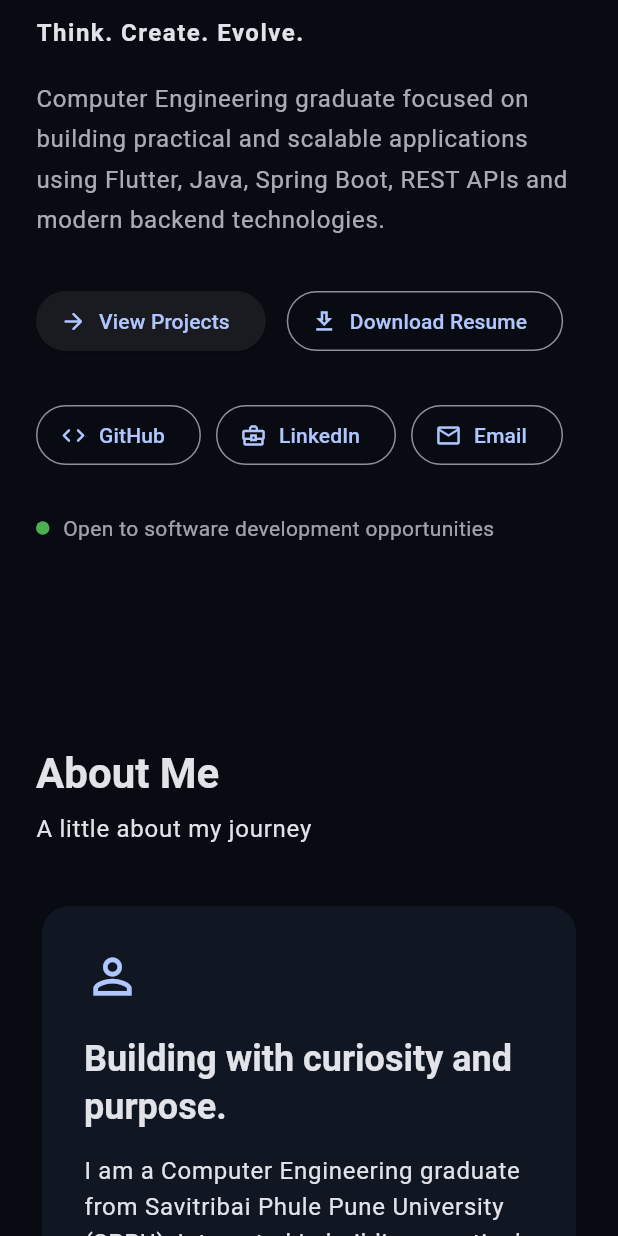
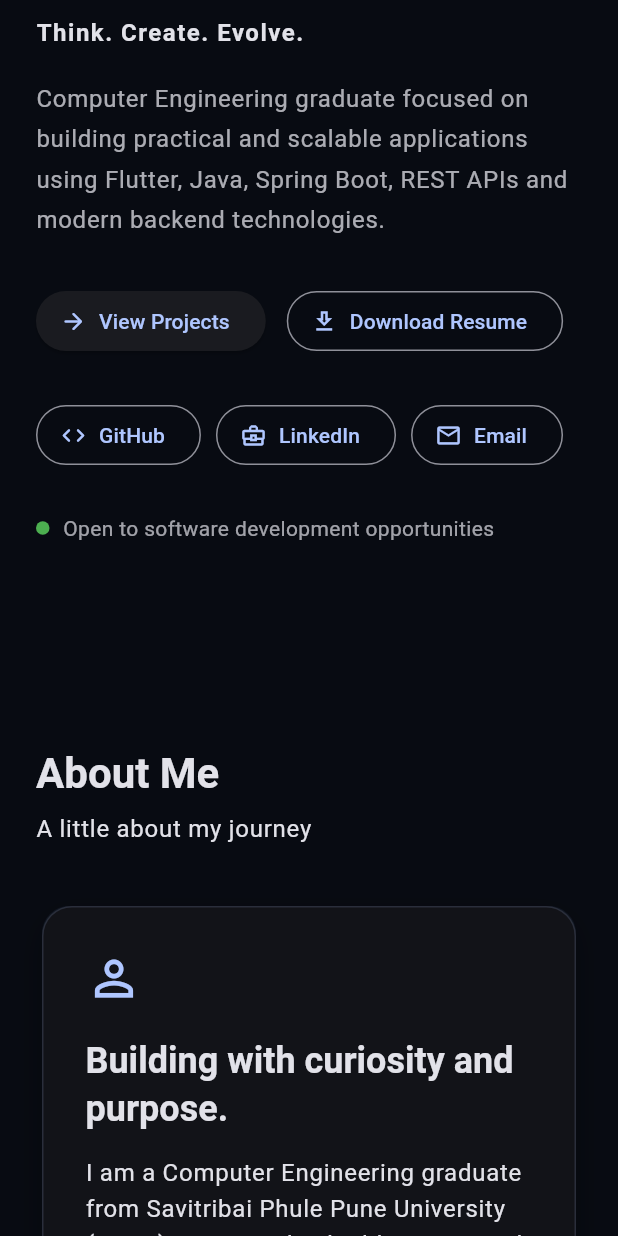
Before and after one commit to Ashish956175/flutter-java-developer-portfolio, a Flutter app: the screen it shows after launch, scrolled down 576 dp, after a tap on "GitHub", on a phone screen of 412 x 824 dp. Run offline on Flutter 3.47's test engine with Material 3 defaults, Android fonts, the phone set to English and light mode, and no system bars.

Commit message:
feat: add reusable floating card interactions

```diff
--- a/lib/sections/about_section.dart
+++ b/lib/sections/about_section.dart
@@ -1,4 +1,6 @@
 import 'package:flutter/material.dart';
+
+import '../widgets/floating_card.dart';
 
 class AboutSection extends StatelessWidget {
   const AboutSection({super.key});
@@ -63,7 +65,7 @@ class AboutSection extends StatelessWidget {
 
   Widget _introCard(BuildContext context) {
     return Card(
-      child: Padding(
+      child: FloatingCard(
         padding: const EdgeInsets.all(28),
         child: Column(
           crossAxisAlignment: CrossAxisAlignment.start,
@@ -114,7 +116,7 @@ class AboutSection extends StatelessWidget {
 
   Widget _educationCard(BuildContext context) {
     return Card(
-      child: Padding(
+      child: FloatingCard(
         padding: const EdgeInsets.all(28),
         child: Column(
           crossAxisAlignment: CrossAxisAlignment.start,
--- a/lib/sections/certifications_section.dart
+++ b/lib/sections/certifications_section.dart
@@ -1,3 +1,4 @@
+import 'package:ashish_portfolio/widgets/floating_card.dart';
 import 'package:flutter/material.dart';
 
 class CertificationsSection extends StatelessWidget {
@@ -80,19 +81,20 @@ class CertificationsSection extends StatelessWidget {
 
               LayoutBuilder(
                 builder: (context, constraints) {
-                  final isMobile = constraints.maxWidth < 700;
+
 
                   return GridView.builder(
                     shrinkWrap: true,
                     physics:
                     const NeverScrollableScrollPhysics(),
                     itemCount: certifications.length,
-                    gridDelegate:
-                    SliverGridDelegateWithFixedCrossAxisCount(
-                      crossAxisCount: isMobile ? 1 : 2,
-                      crossAxisSpacing: 22,
-                      mainAxisSpacing: 22,
-                      childAspectRatio: isMobile ? 1.35 : 1.45,
+                    gridDelegate: SliverGridDelegateWithFixedCrossAxisCount(
+                      crossAxisCount: constraints.maxWidth < 700 ? 1 : 2,
+                      crossAxisSpacing: 20,
+                      mainAxisSpacing: 20,
+                      mainAxisExtent: constraints.maxWidth < 600
+                          ? 260
+                          : 230,
                     ),
                     itemBuilder: (context, index) {
                       return _CertificationCard(
@@ -134,46 +136,9 @@ class _CertificationCardState
     final theme = Theme.of(context);
     final primary = theme.colorScheme.primary;
 
-    return MouseRegion(
-      cursor: SystemMouseCursors.basic,
-      onEnter: (_) {
-        setState(() {
-          isHovered = true;
-        });
-      },
-      onExit: (_) {
-        setState(() {
-          isHovered = false;
-        });
-      },
-      child: AnimatedContainer(
-        duration: const Duration(milliseconds: 220),
-        curve: Curves.easeOut,
-        transform: Matrix4.translationValues(
-          0,
-          isHovered ? -5 : 0,
-          0,
-        ),
-        padding: const EdgeInsets.all(24),
-        decoration: BoxDecoration(
-          color: theme.cardColor,
-          borderRadius: BorderRadius.circular(20),
-          border: Border.all(
-            color: isHovered
-                ? primary.withValues(alpha: 0.40)
-                : primary.withValues(alpha: 0.12),
-          ),
-          boxShadow: isHovered
-              ? [
-            BoxShadow(
-              color: primary.withValues(alpha: 0.10),
-              blurRadius: 22,
-              offset: const Offset(0, 8),
-            ),
-          ]
-              : [],
-        ),
-        child: Column(
+    return FloatingCard(
+      padding: const EdgeInsets.all(20),
+      child: Column(
           crossAxisAlignment: CrossAxisAlignment.start,
           children: [
             Row(
@@ -272,7 +237,6 @@ class _CertificationCardState
             ),
           ],
         ),
-      ),
-    );
+      );
   }
 }
--- a/lib/sections/experience_section.dart
+++ b/lib/sections/experience_section.dart
@@ -1,3 +1,4 @@
+import 'package:ashish_portfolio/widgets/floating_card.dart';
 import 'package:flutter/material.dart';
 
 class ExperienceSection extends StatelessWidget {
@@ -63,53 +64,8 @@ class _ExperienceCardState extends State<_ExperienceCard> {
     final theme = Theme.of(context);
     final primaryColor = theme.colorScheme.primary;
 
-    return MouseRegion(
-      cursor: SystemMouseCursors.basic,
-
-      onEnter: (_) {
-        setState(() {
-          isHovered = true;
-        });
-      },
-
-      onExit: (_) {
-        setState(() {
-          isHovered = false;
-        });
-      },
-
-      child: AnimatedContainer(
-        duration: const Duration(milliseconds: 220),
-
-        transform: Matrix4.translationValues(
-          0,
-          isHovered ? -4 : 0,
-          0,
-        ),
-
+    return FloatingCard(
         padding: const EdgeInsets.all(28),
-
-        decoration: BoxDecoration(
-          color: theme.cardColor,
-          borderRadius: BorderRadius.circular(20),
-
-          border: Border.all(
-            color: isHovered
-                ? primaryColor.withValues(alpha: 0.4)
-                : primaryColor.withValues(alpha: 0.12),
-          ),
-
-          boxShadow: isHovered
-              ? [
-            BoxShadow(
-              blurRadius: 24,
-              spreadRadius: 1,
-              color: primaryColor.withValues(alpha: 0.10),
-            ),
-          ]
-              : [],
-        ),
-
         child: Column(
           crossAxisAlignment: CrossAxisAlignment.start,
           children: [
@@ -203,8 +159,7 @@ class _ExperienceCardState extends State<_ExperienceCard> {
             ),
           ],
         ),
-      ),
-    );
+      );
   }
 }
 
--- a/lib/sections/projects_section.dart
+++ b/lib/sections/projects_section.dart
@@ -1,3 +1,4 @@
+import 'package:ashish_portfolio/widgets/floating_card.dart';
 import 'package:flutter/material.dart';
 import 'package:url_launcher/url_launcher.dart';
 
@@ -201,15 +202,15 @@ class ProjectsSection extends StatelessWidget {
 
                   return GridView.builder(
                     shrinkWrap: true,
-                    physics:
-                    const NeverScrollableScrollPhysics(),
+                    physics: const NeverScrollableScrollPhysics(),
                     itemCount: projects.length,
-                    gridDelegate:
-                    SliverGridDelegateWithFixedCrossAxisCount(
+                    gridDelegate: SliverGridDelegateWithFixedCrossAxisCount(
                       crossAxisCount: columns,
                       crossAxisSpacing: 22,
                       mainAxisSpacing: 22,
-                      childAspectRatio: 1.15,
+                      mainAxisExtent: constraints.maxWidth < 600
+                          ? 430
+                          : 380,
                     ),
                     itemBuilder: (context, index) {
                       return _ProjectCard(
@@ -258,53 +259,9 @@ class _ProjectCardState extends State<_ProjectCard> {
 
     final bool hasGithub = githubUrl.isNotEmpty;
 
-    return MouseRegion(
-      cursor: SystemMouseCursors.basic,
-      onEnter: (_) {
-        setState(() {
-          isHovered = true;
-        });
-      },
-      onExit: (_) {
-        setState(() {
-          isHovered = false;
-        });
-      },
-      child: AnimatedContainer(
-        duration: const Duration(milliseconds: 220),
-        curve: Curves.easeOut,
-
-        transform: Matrix4.translationValues(
-          0,
-          isHovered ? -6 : 0,
-          0,
-        ),
-
-        padding: const EdgeInsets.all(24),
-
-        decoration: BoxDecoration(
-          color: theme.cardColor,
-          borderRadius: BorderRadius.circular(20),
-
-          border: Border.all(
-            color: isHovered
-                ? primaryColor.withValues(alpha: 0.45)
-                : primaryColor.withValues(alpha: 0.12),
-          ),
-
-          boxShadow: isHovered
-              ? [
-            BoxShadow(
-              blurRadius: 25,
-              spreadRadius: 1,
-              color: primaryColor.withValues(alpha: 0.12),
-              offset: const Offset(0, 8),
-            ),
-          ]
-              : [],
-        ),
-
-        child: Column(
+    return FloatingCard(
+      padding: const EdgeInsets.all(20),
+      child: Column(
           crossAxisAlignment: CrossAxisAlignment.start,
           children: [
             // --------------------------------------------------
@@ -459,7 +416,6 @@ class _ProjectCardState extends State<_ProjectCard> {
             ),
           ],
         ),
-      ),
-    );
+      );
   }
 }
--- a/lib/sections/skills_section.dart
+++ b/lib/sections/skills_section.dart
@@ -1,3 +1,4 @@
+import 'package:ashish_portfolio/widgets/floating_card.dart';
 import 'package:flutter/material.dart';
 
 class SkillsSection extends StatelessWidget {
@@ -149,53 +150,8 @@ class _SkillCategoryCardState
     final skills =
     widget.category['skills'] as List<Map<String, dynamic>>;
 
-    return MouseRegion(
-      cursor: SystemMouseCursors.basic,
-
-      onEnter: (_) {
-        setState(() {
-          isHovered = true;
-        });
-      },
-
-      onExit: (_) {
-        setState(() {
-          isHovered = false;
-        });
-      },
-
-      child: AnimatedContainer(
-        duration: const Duration(milliseconds: 220),
-
-        transform: Matrix4.translationValues(
-          0,
-          isHovered ? -4 : 0,
-          0,
-        ),
-
+    return FloatingCard(
         padding: const EdgeInsets.all(22),
-
-        decoration: BoxDecoration(
-          color: theme.cardColor,
-          borderRadius: BorderRadius.circular(18),
-
-          border: Border.all(
-            color: isHovered
-                ? primaryColor.withValues(alpha: 0.4)
-                : primaryColor.withValues(alpha: 0.12),
-          ),
-
-          boxShadow: isHovered
-              ? [
-            BoxShadow(
-              blurRadius: 20,
-              spreadRadius: 1,
-              color: primaryColor.withValues(alpha: 0.10),
-            ),
-          ]
-              : [],
-        ),
-
         child: Column(
           crossAxisAlignment: CrossAxisAlignment.start,
           children: [
@@ -242,8 +198,7 @@ class _SkillCategoryCardState
             ),
           ],
         ),
-      ),
-    );
+      );
   }
 }
 
--- a/lib/widgets/floating_card.dart
+++ b/lib/widgets/floating_card.dart
@@ -0,0 +1,226 @@
+import 'package:flutter/gestures.dart';
+import 'package:flutter/material.dart';
+
+class FloatingCard extends StatefulWidget {
+  final Widget child;
+  final EdgeInsetsGeometry padding;
+  final BorderRadius borderRadius;
+  final VoidCallback? onTap;
+  final bool enableTilt;
+  final bool enableHover;
+
+  const FloatingCard({
+    super.key,
+    required this.child,
+    this.padding = const EdgeInsets.all(24),
+    this.borderRadius = const BorderRadius.all(
+      Radius.circular(20),
+    ),
+    this.onTap,
+    this.enableTilt = true,
+    this.enableHover = true,
+  });
+
+  @override
+  State<FloatingCard> createState() => _FloatingCardState();
+}
+
+class _FloatingCardState extends State<FloatingCard>
+    with SingleTickerProviderStateMixin {
+  late final AnimationController _controller;
+
+  double _rotationX = 0;
+  double _rotationY = 0;
+
+  bool _isHovered = false;
+
+  @override
+  void initState() {
+    super.initState();
+
+    _controller = AnimationController(
+      vsync: this,
+      duration: const Duration(milliseconds: 180),
+    );
+  }
+
+  void _handleHover(PointerHoverEvent event) {
+    if (!widget.enableTilt) return;
+
+    final renderBox = context.findRenderObject() as RenderBox?;
+
+    if (renderBox == null || !renderBox.hasSize) {
+      return;
+    }
+
+    final localPosition = renderBox.globalToLocal(
+      event.position,
+    );
+
+    final size = renderBox.size;
+
+    if (size.width <= 0 || size.height <= 0) {
+      return;
+    }
+
+    final normalizedX =
+        ((localPosition.dx / size.width) * 2) - 1;
+
+    final normalizedY =
+        ((localPosition.dy / size.height) * 2) - 1;
+
+    setState(() {
+      _rotationY = normalizedX * 0.045;
+      _rotationX = -normalizedY * 0.045;
+      _isHovered = true;
+    });
+  }
+
+  void _handleEnter(PointerEnterEvent event) {
+    if (!widget.enableHover) return;
+
+    setState(() {
+      _isHovered = true;
+    });
+  }
+
+  void _handleExit(PointerExitEvent event) {
+    _controller.forward(from: 0).then((_) {
+      if (!mounted) return;
+
+      setState(() {
+        _rotationX = 0;
+        _rotationY = 0;
+        _isHovered = false;
+      });
+    });
+  }
+
+  @override
+  void dispose() {
+    _controller.dispose();
+    super.dispose();
+  }
+
+  @override
+  Widget build(BuildContext context) {
+    final theme = Theme.of(context);
+
+    final isLightMode =
+        theme.brightness == Brightness.light;
+
+    final primary = theme.colorScheme.primary;
+
+    final defaultShadow = isLightMode
+        ? [
+      BoxShadow(
+        color: Colors.black.withValues(
+          alpha: 0.10,
+        ),
+        blurRadius: 24,
+        offset: const Offset(0, 10),
+      ),
+      BoxShadow(
+        color: Colors.black.withValues(
+          alpha: 0.035,
+        ),
+        blurRadius: 5,
+        offset: const Offset(0, 2),
+      ),
+    ]
+        : [
+      BoxShadow(
+        color: Colors.black.withValues(
+          alpha: 0.22,
+        ),
+        blurRadius: 18,
+        offset: const Offset(0, 7),
+      ),
+    ];
+
+    final hoverShadow = isLightMode
+        ? [
+      BoxShadow(
+        color: Colors.black.withValues(
+          alpha: 0.13,
+        ),
+        blurRadius: 28,
+        offset: const Offset(0, 13),
+      ),
+      BoxShadow(
+        color: primary.withValues(
+          alpha: 0.06,
+        ),
+        blurRadius: 18,
+        offset: const Offset(0, 5),
+      ),
+    ]
+        : [
+      BoxShadow(
+        color: Colors.black.withValues(
+          alpha: 0.27,
+        ),
+        blurRadius: 22,
+        offset: const Offset(0, 9),
+      ),
+    ];
+
+    return MouseRegion(
+      cursor: widget.onTap != null
+          ? SystemMouseCursors.click
+          : SystemMouseCursors.basic,
+      onEnter: widget.enableHover
+          ? _handleEnter
+          : null,
+      onHover: widget.enableTilt
+          ? _handleHover
+          : null,
+      onExit: widget.enableHover
+          ? _handleExit
+          : null,
+      child: GestureDetector(
+        onTap: widget.onTap,
+        child: AnimatedContainer(
+          duration: const Duration(milliseconds: 180),
+          curve: Curves.easeOut,
+          transformAlignment: Alignment.center,
+          transform: Matrix4.identity()
+            ..setEntry(3, 2, 0.0012)
+            ..rotateX(_rotationX)
+            ..rotateY(_rotationY)
+            ..translateByDouble(
+              0.0,
+              _isHovered ? -4.0 : 0.0,
+              0.0,
+              1.0,
+            ),
+          child: Container(
+            width: double.infinity,
+            padding: widget.padding,
+            decoration: BoxDecoration(
+              color: theme.cardColor,
+              borderRadius: widget.borderRadius,
+              border: Border.all(
+                color: _isHovered
+                    ? primary.withValues(
+                  alpha: isLightMode
+                      ? 0.20
+                      : 0.25,
+                )
+                    : primary.withValues(
+                  alpha: isLightMode
+                      ? 0.10
+                      : 0.15,
+                ),
+              ),
+              boxShadow: _isHovered
+                  ? hoverShadow
+                  : defaultShadow,
+            ),
+            child: widget.child,
+          ),
+        ),
+      ),
+    );
+  }
+}
```
